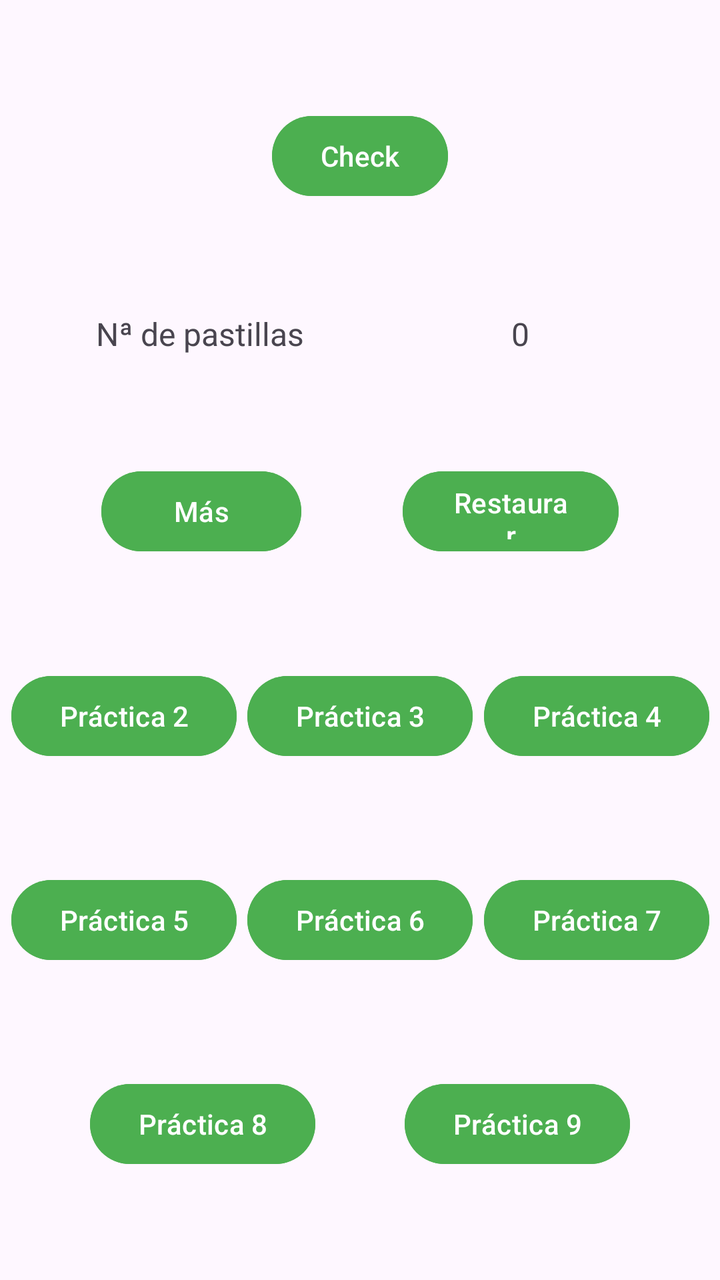
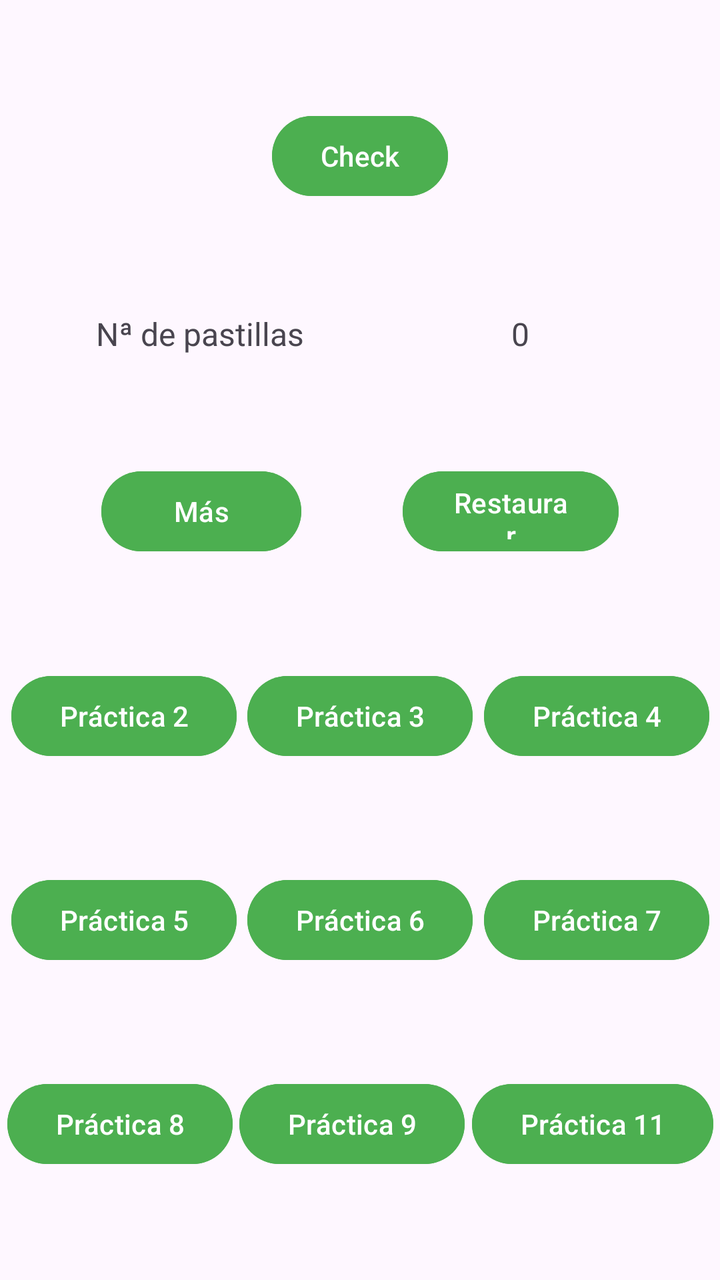

The first picture is an Android layout as it rendered before a commit; the second is the same layout after the commit. The layout source and the unified diff follow.
<!-- AndroidManifest.xml: application theme Theme.ElPastillero -->
<!-- res/layout/activity_main.xml -->
<?xml version="1.0" encoding="utf-8"?>
<androidx.constraintlayout.widget.ConstraintLayout xmlns:android="http://schemas.android.com/apk/res/android"
    xmlns:app="http://schemas.android.com/apk/res-auto"
    xmlns:tools="http://schemas.android.com/tools"
    android:id="@+id/btnch"
    android:layout_width="match_parent"
    android:layout_height="match_parent"
    tools:context=".MainActivity">

    <Button
        android:id="@+id/btnCheck"
        android:layout_width="wrap_content"
        android:layout_height="wrap_content"
        android:text="@string/check"
        android:backgroundTint="#4CAF50"
        app:layout_constraintTop_toTopOf="parent"
        app:layout_constraintBottom_toTopOf="@id/lbn_pastillas"
        app:layout_constraintStart_toStartOf="parent"
        app:layout_constraintEnd_toEndOf="parent"
        />
    <TextView
        android:id="@+id/lbn_pastillas"
        android:layout_width="120dp"
        android:layout_height="wrap_content"
        android:gravity="center"
        android:text="@string/n_de_pastillas"
        android:textSize="16sp"
        app:layout_constraintTop_toBottomOf="@id/btnCheck"
        app:layout_constraintBottom_toTopOf="@id/incre"
        app:layout_constraintStart_toStartOf="parent"
        app:layout_constraintEnd_toStartOf="@id/contador"/>

    <TextView
        android:id="@+id/contador"
        android:layout_width="120dp"
        android:layout_height="wrap_content"
        android:gravity="center"
        android:text="@string/_0"
        android:textSize="16sp"
        app:layout_constraintTop_toBottomOf="@id/btnCheck"
        app:layout_constraintBottom_toTopOf="@id/incre"
        app:layout_constraintStart_toEndOf="@id/lbn_pastillas"
        app:layout_constraintEnd_toEndOf="parent"
        />

    <Button
        android:id="@+id/incre"
        android:layout_width="100dp"
        android:layout_height="wrap_content"
        android:text="@string/m_s"
        android:backgroundTint="#4CAF50"
        app:layout_constraintBottom_toTopOf="@id/btnPractica3"
        app:layout_constraintEnd_toStartOf="@id/reset"
        app:layout_constraintStart_toStartOf="parent"
        app:layout_constraintTop_toBottomOf="@id/lbn_pastillas" />

    <Button
        android:id="@+id/reset"
        android:layout_width="108dp"
        android:layout_height="48dp"
        android:text="@string/restaurar"
        android:backgroundTint="#4CAF50"
        app:layout_constraintTop_toBottomOf="@id/lbn_pastillas"
        app:layout_constraintBottom_toTopOf="@id/btnPractica3"
        app:layout_constraintStart_toEndOf="@id/incre"
        app:layout_constraintEnd_toEndOf="parent"
        />

    <Button
        android:id="@+id/btnPractica2"
        android:layout_width="wrap_content"
        android:layout_height="wrap_content"
        android:backgroundTint="#4CAF50"
        android:text="Práctica 2"
        app:layout_constraintTop_toBottomOf="@id/incre"
        app:layout_constraintBottom_toTopOf="@id/btnPractica5"
        app:layout_constraintEnd_toStartOf="@id/btnPractica3"
        app:layout_constraintStart_toStartOf="parent"/>

    <Button
        android:id="@+id/btnPractica3"
        android:layout_width="wrap_content"
        android:layout_height="wrap_content"
        android:backgroundTint="#4CAF50"
        android:text="Práctica 3"
        app:layout_constraintBottom_toTopOf="@id/btnPractica6"
        app:layout_constraintEnd_toStartOf="@id/btnPractica4"
        app:layout_constraintStart_toEndOf="@id/btnPractica2"
        app:layout_constraintTop_toBottomOf="@id/incre" />

    <Button
        android:id="@+id/btnPractica4"
        android:layout_width="wrap_content"
        android:layout_height="wrap_content"
        android:backgroundTint="#4CAF50"
        android:text="Práctica 4"
        app:layout_constraintBottom_toTopOf="@id/btnPractica6"
        app:layout_constraintEnd_toEndOf="parent"
        app:layout_constraintStart_toEndOf="@id/btnPractica3"
        app:layout_constraintTop_toBottomOf="@id/incre"/>

   <Button
        android:id="@+id/btnPractica5"
        android:layout_width="wrap_content"
        android:layout_height="wrap_content"
        android:text="Práctica 5"
        android:backgroundTint="#4CAF50"
        app:layout_constraintBottom_toTopOf="@id/btnPractica9"
        app:layout_constraintEnd_toStartOf="@id/btnPractica6"
        app:layout_constraintStart_toStartOf="parent"
        app:layout_constraintTop_toBottomOf="@id/btnPractica3" />


    <Button
        android:id="@+id/btnPractica6"
        android:layout_width="wrap_content"
        android:layout_height="wrap_content"
        android:text="Práctica 6"
        android:backgroundTint="#4CAF50"
        app:layout_constraintBottom_toTopOf="@id/btnPractica9"
        app:layout_constraintEnd_toStartOf="@id/btnPractica7"
        app:layout_constraintStart_toEndOf="@id/btnPractica5"
        app:layout_constraintTop_toBottomOf="@id/btnPractica3"
        />
    <Button
        android:id="@+id/btnPractica7"
        android:layout_width="wrap_content"
        android:layout_height="wrap_content"
        android:text="Práctica 7"
        android:backgroundTint="#4CAF50"
        app:layout_constraintBottom_toTopOf="@id/btnPractica9"
        app:layout_constraintEnd_toEndOf="parent"
        app:layout_constraintStart_toEndOf="@id/btnPractica6"
        app:layout_constraintTop_toBottomOf="@id/btnPractica3" />

    <Button
        android:id="@+id/btnPractica8"
        android:layout_width="wrap_content"
        android:layout_height="wrap_content"
        android:text="Práctica 8"
        android:backgroundTint="#4CAF50"
        app:layout_constraintStart_toStartOf="parent"
        app:layout_constraintEnd_toStartOf="@id/btnPractica9"
        app:layout_constraintTop_toBottomOf="@id/btnPractica5"
        app:layout_constraintBottom_toBottomOf="parent"
   />
    <Button
        android:id="@+id/btnPractica9"
        android:layout_width="wrap_content"
        android:layout_height="wrap_content"
        android:text="Práctica 9"
        android:backgroundTint="#4CAF50"
        app:layout_constraintStart_toEndOf="@id/btnPractica8"
        app:layout_constraintEnd_toEndOf="parent"
        app:layout_constraintTop_toBottomOf="@id/btnPractica5"
        app:layout_constraintBottom_toBottomOf="parent"
        />

</androidx.constraintlayout.widget.ConstraintLayout>
<!-- resources referenced by this layout -->
<resources>
  <string name="_0">0</string>
  <string name="check">Check</string>
  <string name="m_s">Más</string>
  <string name="n_de_pastillas">Nª de pastillas</string>
  <string name="restaurar">Restaurar</string>
  <style name="Theme.ElPastillero" parent="Base.Theme.ElPastillero" />
  <style name="Base.Theme.ElPastillero" parent="Theme.Material3.DayNight.NoActionBar">
          
          
      </style>
</resources>

<!-- the commit's change to res/layout/activity_main.xml (unified diff, before → after) -->
@@ -151,9 +151,19 @@
         android:text="Práctica 9"
         android:backgroundTint="#4CAF50"
         app:layout_constraintStart_toEndOf="@id/btnPractica8"
-        app:layout_constraintEnd_toEndOf="parent"
+        app:layout_constraintEnd_toStartOf="@id/btnPractica11"
         app:layout_constraintTop_toBottomOf="@id/btnPractica5"
         app:layout_constraintBottom_toBottomOf="parent"
         />
-
+    <Button
+        android:id="@+id/btnPractica11"
+        android:layout_width="wrap_content"
+        android:layout_height="wrap_content"
+        android:text="Práctica 11"
+        android:backgroundTint="#4CAF50"
+        app:layout_constraintStart_toEndOf="@id/btnPractica9"
+        app:layout_constraintEnd_toEndOf="parent"
+        app:layout_constraintTop_toBottomOf="@id/btnPractica7"
+        app:layout_constraintBottom_toBottomOf="parent"
+        />
 </androidx.constraintlayout.widget.ConstraintLayout>
<!-- resource entries referenced after the edit -->
@@ -6,7 +6,7 @@
   <string name="n_de_pastillas">Nª de pastillas</string>
   <string name="restaurar">Restaurar</string>
   <style name="Theme.ElPastillero" parent="Base.Theme.ElPastillero" />
-  <style name="Base.Theme.ElPastillero" parent="Theme.Material3.DayNight.NoActionBar">
+  <style name="Base.Theme.ElPastillero" parent="Theme.Material3.DayNight">
           
           
       </style>
